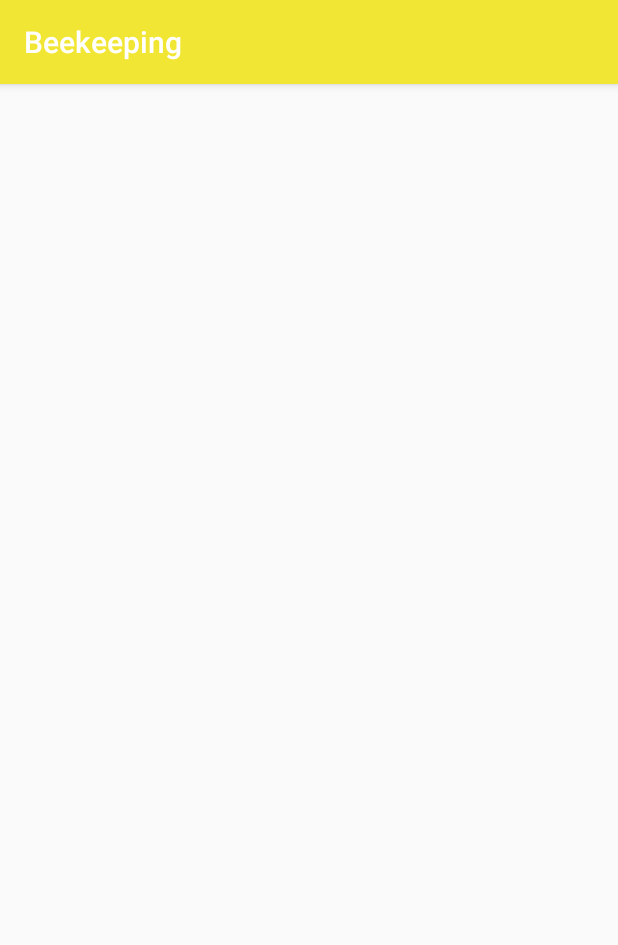
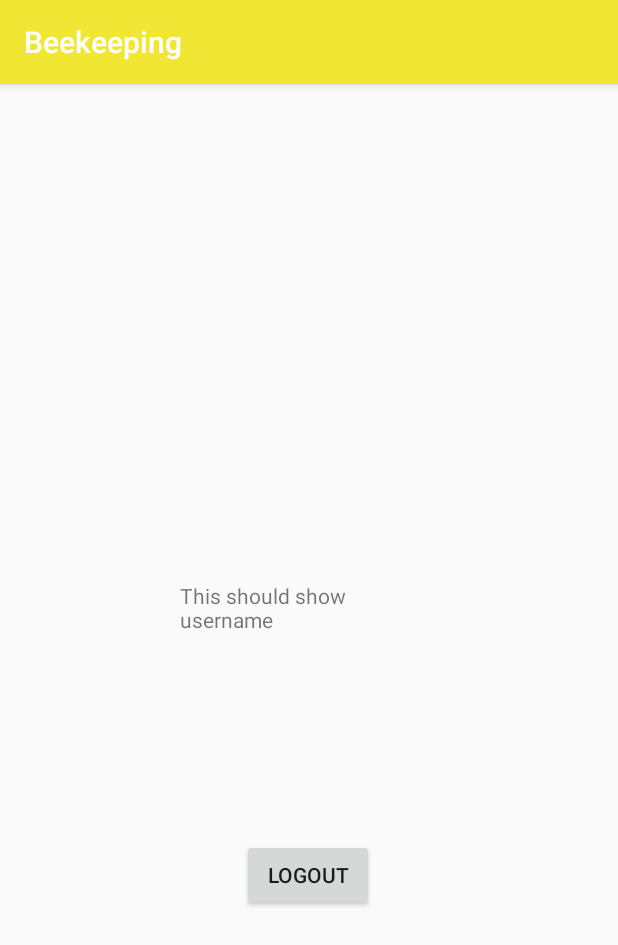
Before and after one commit to peterdaly13/Beekeeping, an Android app: the screen it shows after launch (FirebaseUIActivity before the commit, LoginActivity after it), after a tap on "LAUNCH LOGIN", on a phone screen of 412 x 824 dp. Shown: the top 945 px of the screen. Run offline under Robolectric (Android 15) with nearby library versions, the phone set to English and light mode, and no system bars; our stand-ins replace Firebase (no records; nobody signed in at launch, a user with empty details on screens opened directly); libraries missing offline, so code that uses them is left out: com.firebase.ui; 1 statement that could not run was skipped.

Commit message:
Figured out logout functionality

```diff
--- a/app/src/main/AndroidManifest.xml
+++ b/app/src/main/AndroidManifest.xml
@@ -9,7 +9,7 @@
         android:roundIcon="@mipmap/ic_launcher_round"
         android:supportsRtl="true"
         android:theme="@style/AppTheme">
-        <activity android:name=".FirebaseUIActivity"></activity>
+        <activity android:name=".LoginActivity"></activity>
         <activity android:name=".MainActivity">
             <intent-filter>
                 <action android:name="android.intent.action.MAIN" />
--- a/app/src/main/java/com/example/beekeeping/FirebaseUIActivity.java
+++ /dev/null
@@ -1,65 +0,0 @@
-// From https://firebase.google.com/docs/auth/android/firebaseui#java
-package com.example.beekeeping;
-
-import android.content.Intent;
-import android.os.Bundle;
-import androidx.annotation.NonNull;
-import androidx.appcompat.app.AppCompatActivity;
-
-import com.firebase.ui.auth.AuthUI;
-import com.firebase.ui.auth.IdpResponse;
-import com.google.android.gms.tasks.OnCompleteListener;
-import com.google.android.gms.tasks.Task;
-import com.google.firebase.auth.FirebaseAuth;
-import com.google.firebase.auth.FirebaseUser;
-
-import java.util.Arrays;
-import java.util.Collections;
-import java.util.List;
-
-public class FirebaseUIActivity extends AppCompatActivity {
-
-    private static final int RC_SIGN_IN = 123;
-
-    @Override
-    protected void onCreate(Bundle savedInstanceState) {
-        super.onCreate(savedInstanceState);
-        setContentView(R.layout.activity_firebase_u_i);
-
-        createSignInIntent();
-    }
-
-    public void createSignInIntent() {
-        // [START auth_fui_create_intent]
-
-        // Create and launch sign-in intent
-        startActivityForResult(
-                AuthUI.getInstance()
-                        .createSignInIntentBuilder().build(), RC_SIGN_IN);
-        // [END auth_fui_create_intent]
-    }
-
-    // [START auth_fui_result]
-    @Override
-    protected void onActivityResult(int requestCode, int resultCode, Intent data) {
-        super.onActivityResult(requestCode, resultCode, data);
-
-        if (requestCode == RC_SIGN_IN) {
-            IdpResponse response = IdpResponse.fromResultIntent(data);
-
-            if (resultCode == RESULT_OK) {
-                // Successfully signed in
-                FirebaseUser user = FirebaseAuth.getInstance().getCurrentUser();
-                // ...
-            } else {
-                // Sign in failed. If response is null the user canceled the
-                // sign-in flow using the back button. Otherwise check
-                // response.getError().getErrorCode() and handle the error.
-                // ...
-            }
-        }
-    }
-    // [END auth_fui_result]
-
-
-}
--- /dev/null
+++ b/app/src/main/java/com/example/beekeeping/LoginActivity.java
@@ -0,0 +1,127 @@
+// From https://firebase.google.com/docs/auth/android/firebaseui#java
+// And https://github.com/firebase/FirebaseUI-Android/blob/master/auth/README.md#sign-out
+package com.example.beekeeping;
+
+import android.content.Intent;
+import android.os.Bundle;
+import android.util.Log;
+import android.view.View;
+import android.widget.Button;
+import android.widget.TextView;
+
+import androidx.annotation.NonNull;
+import androidx.appcompat.app.AppCompatActivity;
+
+import com.firebase.ui.auth.AuthUI;
+import com.firebase.ui.auth.IdpResponse;
+import com.google.android.gms.tasks.OnCompleteListener;
+import com.google.android.gms.tasks.Task;
+import com.google.firebase.auth.FirebaseAuth;
+import com.google.firebase.auth.FirebaseUser;
+
+import java.util.Objects;
+
+public class LoginActivity extends AppCompatActivity {
+
+    private static final int RC_SIGN_IN = 123;
+    FirebaseUser user;
+    FirebaseAuth auth;
+    Button logout;
+
+    @Override
+    protected void onCreate(Bundle savedInstanceState) {
+        super.onCreate(savedInstanceState);
+        setContentView(R.layout.activity_login);
+
+        //if (userSignedIn()) {
+            // redirect to homepage
+       // } else {
+            createSignInIntent();
+
+            FirebaseUser user = FirebaseAuth.getInstance().getCurrentUser();
+            TextView greet_user = (TextView) findViewById((R.id.greet_user));
+            if (user != null) {
+                greet_user.setText("Email: " + user.getEmail());
+            }
+
+            Button logout = (Button) findViewById(R.id.logout);
+            logout.setOnClickListener(new View.OnClickListener() {
+            public void onClick(View v) {
+                onSignOutClick(v);
+            }
+        });
+
+
+
+       // }
+
+
+    }
+
+    /*
+        Create and launch sign-in intent
+     */
+    public void createSignInIntent() {
+        startActivityForResult(
+                AuthUI.getInstance()
+                        .createSignInIntentBuilder().build(), RC_SIGN_IN);
+    }
+
+    /*
+        Checks if there is already a user signed in.
+        @return true if user signed in
+        @return false if no user signed in
+     */
+    boolean userSignedIn() {
+        Log.i("LoginActivity", "entering userSignedIn()");
+        FirebaseAuth auth = FirebaseAuth.getInstance();
+        if (auth.getCurrentUser() != null) {
+            Log.i("user logged in", auth.getCurrentUser().getEmail());
+            return true;
+        } else {
+            return false;
+        }
+    }
+
+
+    /* code for signing out */
+    public void onSignOutClick(View v) {
+        if (v.getId() == R.id.logout) {
+            AuthUI.getInstance()
+                    .signOut(this)
+                    .addOnCompleteListener(new OnCompleteListener<Void>() {
+                        public void onComplete(@NonNull Task<Void> task) {
+                            // user is now signed out
+                            startActivity(new Intent(LoginActivity.this, MainActivity.class));
+                            finish();
+                        }
+                    });
+        }
+    }
+
+
+
+    // [START auth_fui_result]
+    @Override
+    protected void onActivityResult(int requestCode, int resultCode, Intent data) {
+        super.onActivityResult(requestCode, resultCode, data);
+
+        if (requestCode == RC_SIGN_IN) {
+            IdpResponse response = IdpResponse.fromResultIntent(data);
+
+            if (resultCode == RESULT_OK) {
+                // Successfully signed in
+                FirebaseUser user = FirebaseAuth.getInstance().getCurrentUser();
+                // ...
+            } else {
+                // Sign in failed. If response is null the user canceled the
+                // sign-in flow using the back button. Otherwise check
+                // response.getError().getErrorCode() and handle the error.
+                // ...
+            }
+        }
+    }
+    // [END auth_fui_result]
+
+
+}
--- a/app/src/main/java/com/example/beekeeping/MainActivity.java
+++ b/app/src/main/java/com/example/beekeeping/MainActivity.java
@@ -61,7 +61,7 @@ public class MainActivity extends AppCompatActivity {
         launch_login = (Button) findViewById(R.id.launch_login);
         launch_login.setOnClickListener(new View.OnClickListener() {
             public void onClick(View v) {
-                Intent intent = new Intent(MainActivity.this, FirebaseUIActivity.class);
+                Intent intent = new Intent(MainActivity.this, LoginActivity.class);
                 startActivity(intent);
             }
         });
--- a/app/src/main/res/layout/activity_firebase_u_i.xml
+++ /dev/null
@@ -1,9 +0,0 @@
-<?xml version="1.0" encoding="utf-8"?>
-<androidx.constraintlayout.widget.ConstraintLayout xmlns:android="http://schemas.android.com/apk/res/android"
-    xmlns:app="http://schemas.android.com/apk/res-auto"
-    xmlns:tools="http://schemas.android.com/tools"
-    android:layout_width="match_parent"
-    android:layout_height="match_parent"
-    tools:context=".FirebaseUIActivity">
-
-</androidx.constraintlayout.widget.ConstraintLayout>
--- /dev/null
+++ b/app/src/main/res/layout/activity_login.xml
@@ -0,0 +1,30 @@
+<?xml version="1.0" encoding="utf-8"?>
+<androidx.constraintlayout.widget.ConstraintLayout xmlns:android="http://schemas.android.com/apk/res/android"
+    xmlns:app="http://schemas.android.com/apk/res-auto"
+    xmlns:tools="http://schemas.android.com/tools"
+    android:layout_width="match_parent"
+    android:layout_height="match_parent"
+    tools:context=".LoginActivity">
+
+    <TextView
+        android:id="@+id/greet_user"
+        android:layout_width="172dp"
+        android:layout_height="106dp"
+        android:text="This should show username"
+        app:layout_constraintBottom_toBottomOf="parent"
+        app:layout_constraintEnd_toEndOf="parent"
+        app:layout_constraintStart_toStartOf="parent"
+        app:layout_constraintTop_toTopOf="parent" />
+
+    <Button
+        android:id="@+id/logout"
+        android:layout_width="wrap_content"
+        android:layout_height="wrap_content"
+        android:text="Logout"
+        app:layout_constraintBottom_toBottomOf="parent"
+        app:layout_constraintEnd_toEndOf="parent"
+        app:layout_constraintHorizontal_bias="0.498"
+        app:layout_constraintStart_toStartOf="parent"
+        app:layout_constraintTop_toTopOf="parent"
+        app:layout_constraintVertical_bias="0.699" />
+</androidx.constraintlayout.widget.ConstraintLayout>
```
